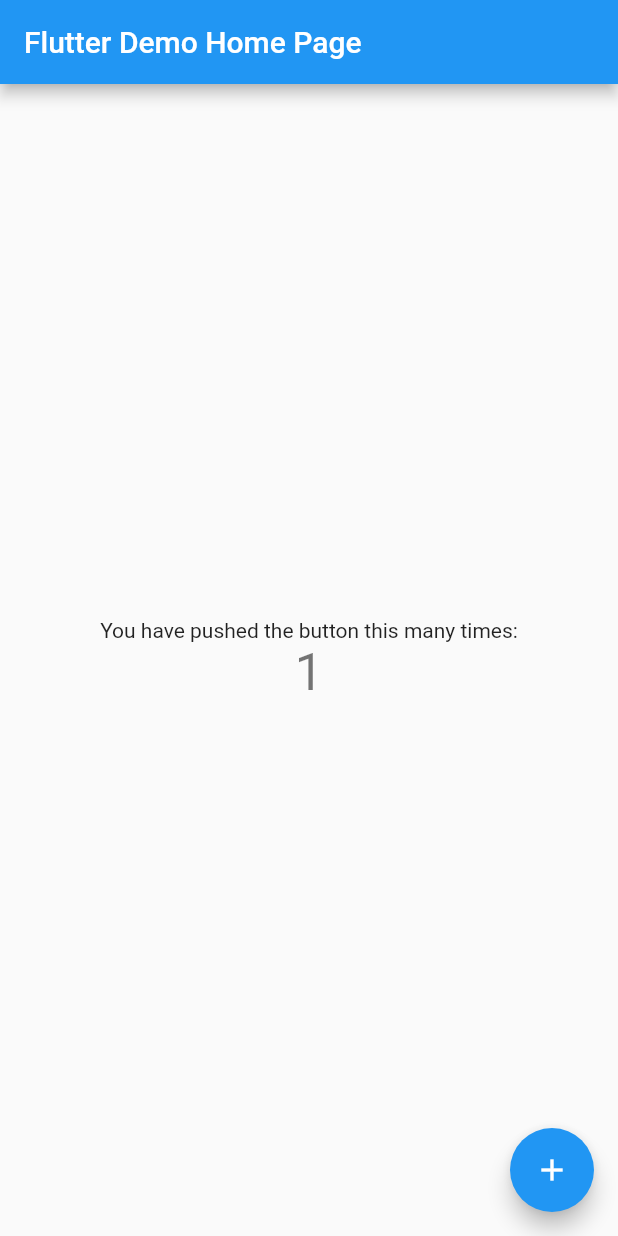
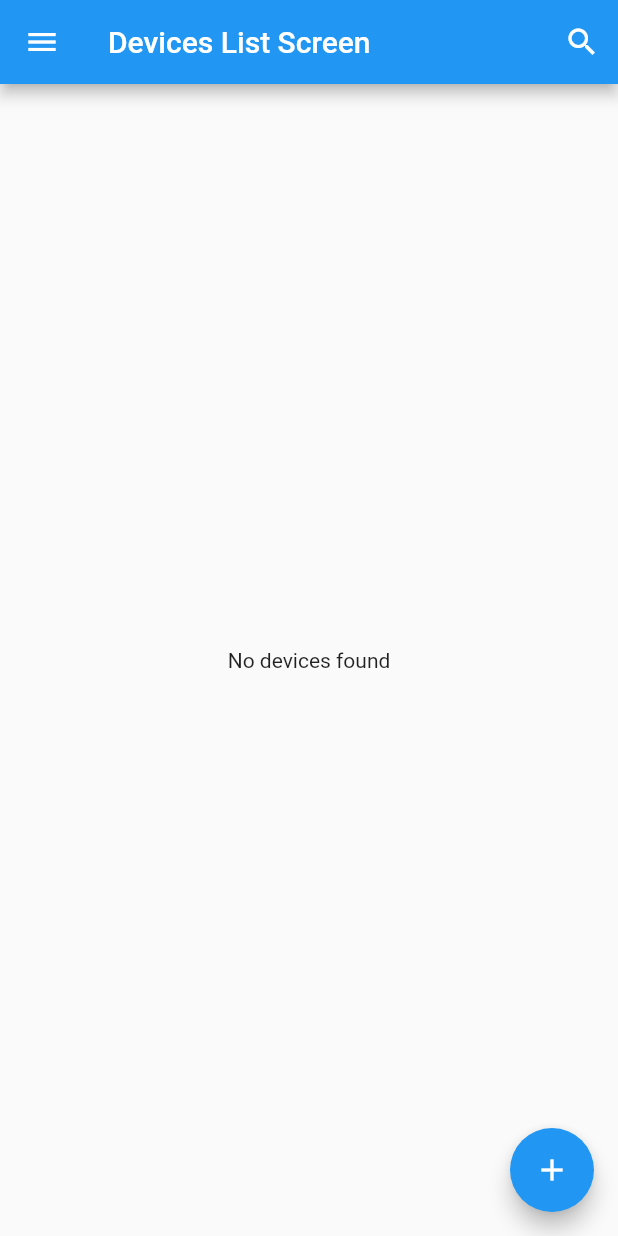
Before and after one commit to lingxuxiong/FlutterAura, a Flutter app: the screen it shows after launch, after a tap on the "add" icon, on a phone screen of 412 x 824 dp. Run offline on Flutter 3.47's test engine with Material 2 defaults, Android fonts, the phone set to English and light mode, and no system bars.

Commit message:
add initial devices list screen

```diff
--- a/lib/main.dart
+++ b/lib/main.dart
@@ -1,113 +1,47 @@
 import 'package:flutter/material.dart';
 
 void main() {
-  runApp(MyApp());
+  runApp(MaterialApp(
+    title: 'Add Device Screen',
+    home: DevicesListScreen(),
+  ));
 }
 
-class MyApp extends StatelessWidget {
-  // This widget is the root of your application.
+class DevicesListScreen extends StatelessWidget {
   @override
   Widget build(BuildContext context) {
-    return MaterialApp(
-      title: 'Flutter Demo',
-      theme: ThemeData(
-        // This is the theme of your application.
-        //
-        // Try running your application with "flutter run". You'll see the
-        // application has a blue toolbar. Then, without quitting the app, try
-        // changing the primarySwatch below to Colors.green and then invoke
-        // "hot reload" (press "r" in the console where you ran "flutter run",
-        // or simply save your changes to "hot reload" in a Flutter IDE).
-        // Notice that the counter didn't reset back to zero; the application
-        // is not restarted.
-        primarySwatch: Colors.blue,
+    // Scaffold is a layout for the major Material Components.
+    return Scaffold(
+      appBar: AppBar(
+        leading: IconButton(
+          icon: Icon(Icons.menu),
+          tooltip: 'Show Navigation Drawer',
+          onPressed: () {
+            print('TODO: to open drawer menu');
+          },
+        ),
+        title: Text('Devices List Screen'),
+        actions: <Widget>[
+          IconButton(
+            icon: Icon(Icons.search),
+            tooltip: 'Search',
+            onPressed: () {
+              print('TODO: to replace search action');
+            },
+          ),
+        ],
       ),
-      home: MyHomePage(title: 'Flutter Demo Home Page'),
+      // body is the majority of the screen.
+      body: Center(
+        child: Text('No devices found'),
+      ),
+      floatingActionButton: FloatingActionButton(
+        tooltip: 'Add',
+        child: Icon(Icons.add),
+        onPressed: () {
+          debugPrint('TODO: to show Add device screen');
+        },
+      ),
     );
   }
 }
-
-class MyHomePage extends StatefulWidget {
-  MyHomePage({Key key, this.title}) : super(key: key);
-
-  // This widget is the home page of your application. It is stateful, meaning
-  // that it has a State object (defined below) that contains fields that affect
-  // how it looks.
-
-  // This class is the configuration for the state. It holds the values (in this
-  // case the title) provided by the parent (in this case the App widget) and
-  // used by the build method of the State. Fields in a Widget subclass are
-  // always marked "final".
-
-  final String title;
-
-  @override
-  _MyHomePageState createState() => _MyHomePageState();
-}
-
-class _MyHomePageState extends State<MyHomePage> {
-  int _counter = 0;
-
-  void _incrementCounter() {
-    setState(() {
-      // This call to setState tells the Flutter framework that something has
-      // changed in this State, which causes it to rerun the build method below
-      // so that the display can reflect the updated values. If we changed
-      // _counter without calling setState(), then the build method would not be
-      // called again, and so nothing would appear to happen.
-      _counter++;
-    });
-  }
-
-  @override
-  Widget build(BuildContext context) {
-    // This method is rerun every time setState is called, for instance as done
-    // by the _incrementCounter method above.
-    //
-    // The Flutter framework has been optimized to make rerunning build methods
-    // fast, so that you can just rebuild anything that needs updating rather
-    // than having to individually change instances of widgets.
-    return Scaffold(
-      appBar: AppBar(
-        // Here we take the value from the MyHomePage object that was created by
-        // the App.build method, and use it to set our appbar title.
-        title: Text(widget.title),
-      ),
-      body: Center(
-        // Center is a layout widget. It takes a single child and positions it
-        // in the middle of the parent.
-        child: Column(
-          // Column is also a layout widget. It takes a list of children and
-          // arranges them vertically. By default, it sizes itself to fit its
-          // children horizontally, and tries to be as tall as its parent.
-          //
-          // Invoke "debug painting" (press "p" in the console, choose the
-          // "Toggle Debug Paint" action from the Flutter Inspector in Android
-          // Studio, or the "Toggle Debug Paint" command in Visual Studio Code)
-          // to see the wireframe for each widget.
-          //
-          // Column has various properties to control how it sizes itself and
-          // how it positions its children. Here we use mainAxisAlignment to
-          // center the children vertically; the main axis here is the vertical
-          // axis because Columns are vertical (the cross axis would be
-          // horizontal).
-          mainAxisAlignment: MainAxisAlignment.center,
-          children: <Widget>[
-            Text(
-              'You have pushed the button this many times:',
-            ),
-            Text(
-              '$_counter',
-              style: Theme.of(context).textTheme.headline4,
-            ),
-          ],
-        ),
-      ),
-      floatingActionButton: FloatingActionButton(
-        onPressed: _incrementCounter,
-        tooltip: 'Increment',
-        child: Icon(Icons.add),
-      ), // This trailing comma makes auto-formatting nicer for build methods.
-    );
-  }
-}
```
Also changed, not shown: 1 other file.
